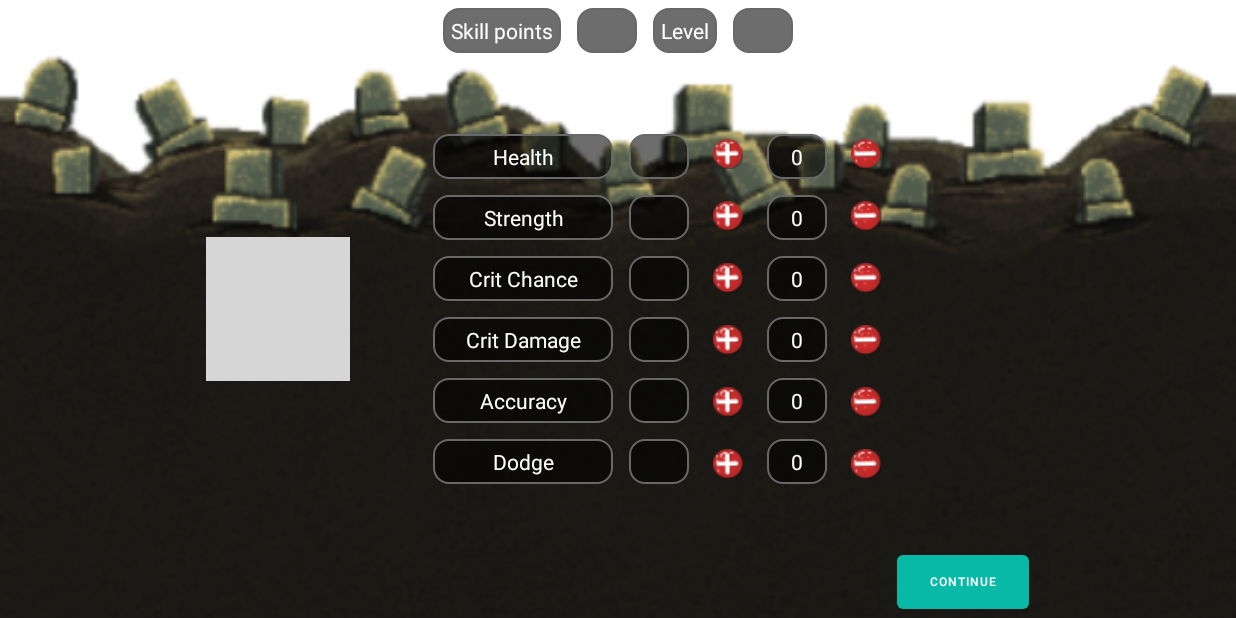
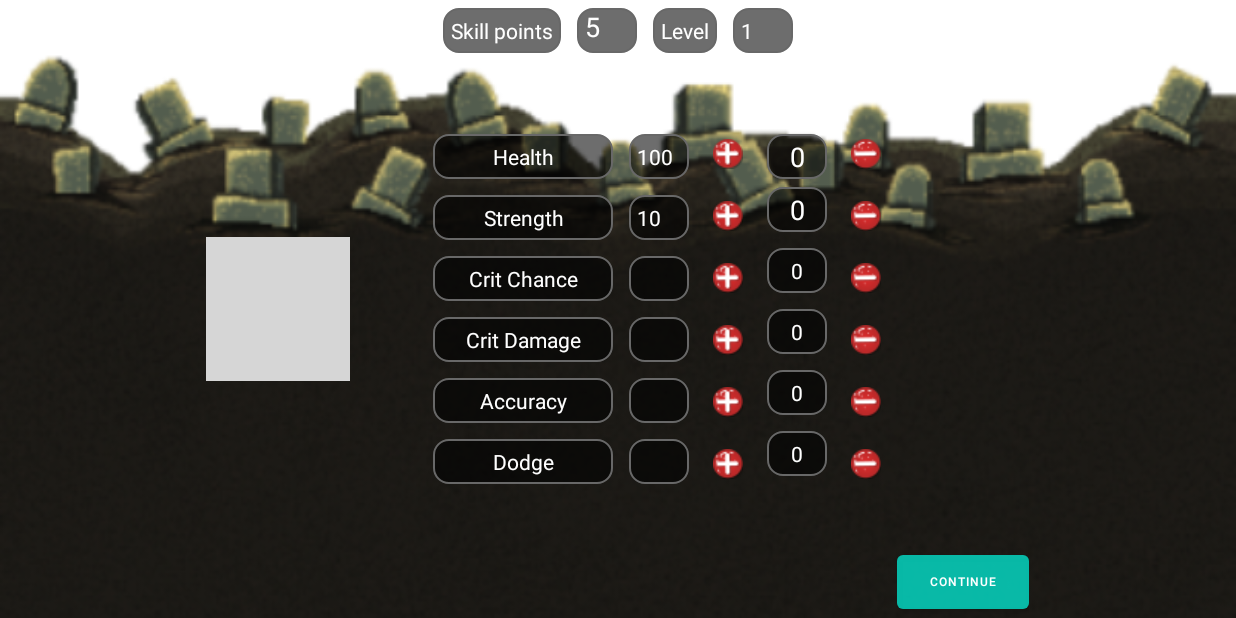
Before and after one commit to DmitriySil/SimpleGame, an Android app: the CreatingCharacter screen opened directly, with no data from a screen before it, on a phone screen of 824 x 412 dp (held sideways). Run offline under Robolectric (Android 15) with nearby library versions, the phone set to English and light mode, and no system bars; grey boxes are pictures that could not be loaded.

Commit message:
add the distribution of skill points

```diff
--- a/app/src/main/java/com/silin/simplegame/CreatingCharacter.java
+++ b/app/src/main/java/com/silin/simplegame/CreatingCharacter.java
@@ -6,6 +6,7 @@ import android.content.SharedPreferences;
 import android.os.Bundle;
 import android.view.WindowManager;
 import android.widget.Button;
+import android.widget.EditText;
 import android.widget.ImageView;
 import android.widget.RadioButton;
 import android.widget.TextView;
@@ -13,6 +14,7 @@ import android.widget.TextView;
 import androidx.appcompat.app.AppCompatActivity;
 
 import com.silin.simplegame.characters.Knight;
+import com.silin.simplegame.modifiers.LevelUp;
 import com.silin.simplegame.save.Save;
 
 public class CreatingCharacter extends AppCompatActivity {
@@ -35,6 +37,9 @@ public class CreatingCharacter extends AppCompatActivity {
     private TextView healthPoint,strengthPoint,critChancePoint,critDamagePoint,accuracyPoint,dodgePoint;
     private ImageView healthPlus,strengthPlus,critChancePlus,critDamagePlus,accuracyPlus,dodgePlus;
     private ImageView healthNeg,strengthNeg,critChanceNeg,critDamageNeg,accuracyNeg,dodgeNeg;
+    int incHealth = 15,incStrength = 5,incCritChance = 2,incAccuracy = 2,incDodge = 2;
+    double incCritDamage = 0.1;
+    int universalValue = 1;
 
     @Override
     protected void onCreate(Bundle savedInstanceState) {
@@ -52,7 +57,7 @@ public class CreatingCharacter extends AppCompatActivity {
         btnContinue.setOnClickListener(v -> {
            if (char1.isChecked()){
 
-                Knight.CreateKnight.getKnight().create();
+                Knight.getKnight();
                 SharedPreferences save = getSharedPreferences("Save", MODE_PRIVATE);
                 Save.save(save);
 //
@@ -71,14 +76,68 @@ public class CreatingCharacter extends AppCompatActivity {
             }
              choice.dismiss();
         });
+        healthPoint = (EditText) findViewById(R.id.healthPoint);
+        strengthPoint = (EditText) findViewById(R.id.strengthPoint);
+
+
+        valueOfSkillPoints = (EditText) findViewById(R.id.valueOfSkillPoints);
+        valueOfSkillPoints.setText(String.valueOf(Knight.getKnight().getSkillPoints()));
+        valueLevel = (TextView) findViewById(R.id.valueLevel);
+        valueLevel.setText(String.valueOf(Knight.getKnight().getLevel()));
+        valOfHealth = (TextView) findViewById(R.id.valOfHealth);
+        valOfHealth.setText(String.valueOf(Knight.getKnight().getHealth()));
+        valOfStrength = (TextView) findViewById(R.id.valOfStrength);
+        valOfStrength.setText(String.valueOf(Knight.getKnight().getStrength()));
+
+        healthPlus = (ImageView) findViewById(R.id.healthPlus);
+        healthPlus.setOnClickListener(v -> {
+            if (Integer.parseInt(valueOfSkillPoints.getText().toString())>0){
+                LevelUp.levelUp(healthPoint,valueOfSkillPoints,valOfHealth,incHealth,universalValue);
+//                universalValue = Integer.parseInt(healthPoint.getText().toString())+1;
+//                healthPoint.setText(String.valueOf(universalValue));
+//                universalValue = Integer.parseInt(valueOfSkillPoints.getText().toString())-1;
+//                valueOfSkillPoints.setText(String.valueOf(universalValue));
+//                universalValue = Integer.parseInt(valOfHealth.getText().toString())+incHealth;
+//                valOfHealth.setText(String.valueOf(universalValue));
+            }
+        });
+        healthNeg = (ImageView) findViewById(R.id.healthNeg);
+        healthNeg.setOnClickListener(v -> {
+            if (Integer.parseInt(healthPoint.getText().toString())>0){
+                LevelUp.levelDown(healthPoint,valueOfSkillPoints,valOfHealth,incHealth,universalValue);
+//                universalValue = Integer.parseInt(healthPoint.getText().toString())-1;
+//                healthPoint.setText(String.valueOf(universalValue));
+//                universalValue = Integer.parseInt(valueOfSkillPoints.getText().toString())+1;
+//                valueOfSkillPoints.setText(String.valueOf(universalValue));
+//                universalValue = Integer.parseInt(valOfHealth.getText().toString())-incHealth;
+//                valOfHealth.setText(String.valueOf(universalValue));
+            }
+        });
+
+        strengthPlus = (ImageView) findViewById(R.id.strengthPlus);
+        strengthPlus.setOnClickListener(v -> {
+            if (Integer.parseInt(valueOfSkillPoints.getText().toString())>0){
+                LevelUp.levelUp(strengthPoint,valueOfSkillPoints,valOfStrength,incStrength,universalValue);
+            }
+        });
+
+        strengthNeg = (ImageView) findViewById(R.id.strengthNeg);
+        strengthNeg.setOnClickListener(v -> {
+            if (Integer.parseInt(strengthPoint.getText().toString())>0) {
+                LevelUp.levelDown(strengthPoint, valueOfSkillPoints, valOfStrength, incStrength, universalValue);
+            }
+        });
 
         toLevelsMap = (Button) findViewById(R.id.toLevelsMap);
         toLevelsMap.setOnClickListener(v -> {
+            Knight.getKnight().setHealth(Integer.parseInt(valOfHealth.getText().toString()));
+
             MainActivity.startNewGame = false;
             SharedPreferences save = getSharedPreferences("Save", MODE_PRIVATE);
+            Save.save(save);
             SharedPreferences.Editor editor = save.edit();
-            editor.putBoolean(MainActivity.newGame,MainActivity.startNewGame = false);
-            editor.putInt(LevelsMap.level,LevelsMap.lvlFinished = 0);
+            editor.putBoolean(MainActivity.newGame,false);
+            editor.putInt(LevelsMap.level,0);
             editor.apply();
             Intent intent = new Intent(CreatingCharacter.this,LevelsMap.class);
             startActivity(intent);finish();
--- a/app/src/main/java/com/silin/simplegame/save/Save.java
+++ b/app/src/main/java/com/silin/simplegame/save/Save.java
@@ -21,6 +21,7 @@ public class Save {
 
         SharedPreferences.Editor editor = save.edit();
         editor.putInt(health, Knight.getKnight().getHealth());
+        System.out.println(Knight.getKnight().getHealth());
         editor.putInt(armor,Knight.getKnight().getArmor());
         editor.putInt(speed,Knight.getKnight().getSpeed());
         editor.putInt(strength,Knight.getKnight().getStrength());
--- a/app/src/main/res/layout/creating_character.xml
+++ b/app/src/main/res/layout/creating_character.xml
@@ -1,6 +1,7 @@
 <?xml version="1.0" encoding="utf-8"?>
 <RelativeLayout xmlns:android="http://schemas.android.com/apk/res/android"
     xmlns:app="http://schemas.android.com/apk/res-auto"
+    xmlns:tools="http://schemas.android.com/tools"
     android:layout_width="wrap_content"
     android:layout_height="wrap_content">
 
@@ -28,13 +29,14 @@
             android:textColor="@color/white"
             android:text="@string/skillpoints" />
 
-        <TextView
+        <EditText
             android:id="@+id/valueOfSkillPoints"
             android:layout_width="40dp"
             android:layout_height="30dp"
-            android:padding="5dp"
             android:layout_margin="5dp"
             android:background="@drawable/close_char_style"
+            android:inputType="number"
+            android:padding="5dp"
             android:textColor="@color/white" />
 
         <TextView
@@ -273,27 +275,30 @@
             android:gravity="center"
             android:orientation="vertical">
 
-            <TextView
+            <EditText
                 android:id="@+id/healthPoint"
                 android:layout_width="40dp"
-                android:layout_height="wrap_content"
+                android:layout_height="30dp"
+                android:background="@drawable/close_char_style"
+                android:ems="10"
                 android:gravity="center"
-                android:padding="5dp"
+                android:inputType="number"
+                android:text="0"
+                android:textColor="@color/white"
+                tools:text="0" />
+
+            <EditText
+                android:id="@+id/strengthPoint"
+                android:layout_width="40dp"
+                android:layout_height="30dp"
                 android:layout_margin="5dp"
                 android:background="@drawable/close_char_style"
+                android:ems="10"
+                android:gravity="center"
+                android:inputType="number"
+                android:text="0"
                 android:textColor="@color/white"
-                android:text="0" />
-
-            <TextView
-                android:id="@+id/strengthPoint"
-                android:layout_width="40dp"
-                android:layout_height="wrap_content"
-                android:gravity="center"
-                android:padding="5dp"
-                android:layout_margin="5dp"
-                android:background="@drawable/close_char_style"
-                android:textColor="@color/white"
-                android:text="0" />
+                tools:text="0" />
 
             <TextView
                 android:id="@+id/critChancePoint"
```
Also changed, not shown: app/src/main/java/com/silin/simplegame/BattleLevel.java (+9 -8 lines), app/src/main/java/com/silin/simplegame/LevelsMap.java (+4 -3 lines), app/src/main/java/com/silin/simplegame/characters/Knight.java (+4 -49 lines), app/src/main/java/com/silin/simplegame/modifiers/LevelUp.java (added, +25 -0 lines).
